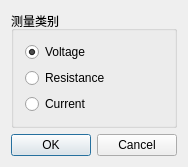
Qt form CatPLG_CurveCheckCmd/CatCurveDialog.ui (llseptem/Cat) before a commit.
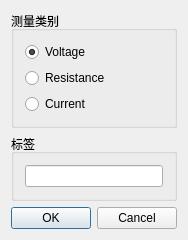
The same form after that commit.

The edit to the form file:
```diff
--- a/CatPLG_CurveCheckCmd/CatCurveDialog.ui
+++ b/CatPLG_CurveCheckCmd/CatCurveDialog.ui
@@ -7,7 +7,7 @@
     <x>0</x>
     <y>0</y>
     <width>174</width>
-    <height>139</height>
+    <height>197</height>
    </rect>
   </property>
   <property name="windowTitle">
@@ -56,6 +56,18 @@
      </layout>
     </widget>
    </item>
+   <item>
+    <widget class="QGroupBox" name="groupBox_2">
+     <property name="title">
+      <string>标签</string>
+     </property>
+     <layout class="QHBoxLayout" name="horizontalLayout">
+      <item>
+       <widget class="QLineEdit" name="tagEdit"/>
+      </item>
+     </layout>
+    </widget>
+   </item>
    <item>
     <widget class="QDialogButtonBox" name="buttonBox">
      <property name="standardButtons">
```
